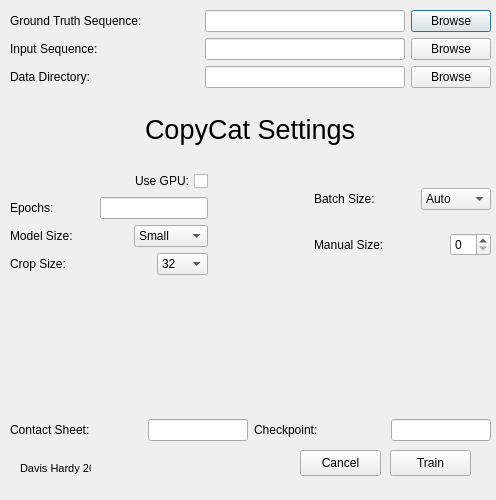
Before: the Qt Designer form Interface/trainer_v3.ui in davishardy/copycat_trainer, drawn with Qt 5.
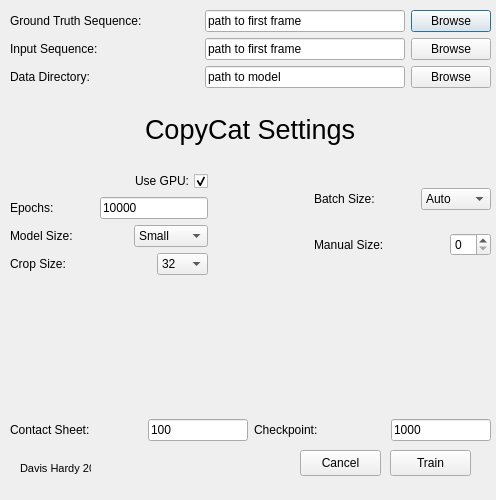
After: the same form once the commit is applied.

Commit message: Added default values

Patch:
```diff
--- a/Interface/trainer_v3.ui
+++ b/Interface/trainer_v3.ui
@@ -71,6 +71,9 @@
           <height>16777215</height>
          </size>
         </property>
+        <property name="text">
+         <string>path to first frame</string>
+        </property>
        </widget>
       </item>
       <item>
@@ -130,6 +133,9 @@
           <height>16777215</height>
          </size>
         </property>
+        <property name="text">
+         <string>path to first frame</string>
+        </property>
        </widget>
       </item>
       <item>
@@ -192,6 +198,9 @@
           <height>16777215</height>
          </size>
         </property>
+        <property name="text">
+         <string>path to model</string>
+        </property>
        </widget>
       </item>
       <item>
@@ -307,9 +316,15 @@
             <property name="layoutDirection">
              <enum>Qt::RightToLeft</enum>
             </property>
+            <property name="autoFillBackground">
+             <bool>false</bool>
+            </property>
             <property name="text">
              <string>Use GPU:</string>
             </property>
+            <property name="checked">
+             <bool>true</bool>
+            </property>
            </widget>
           </item>
          </layout>
@@ -337,7 +352,11 @@
            </spacer>
           </item>
           <item>
-           <widget class="QLineEdit" name="epoch_value"/>
+           <widget class="QLineEdit" name="epoch_value">
+            <property name="text">
+             <string>10000</string>
+            </property>
+           </widget>
           </item>
          </layout>
         </item>
@@ -574,6 +593,9 @@
             <height>16777215</height>
            </size>
           </property>
+          <property name="text">
+           <string>100</string>
+          </property>
          </widget>
         </item>
        </layout>
@@ -614,6 +636,9 @@
             <height>16777215</height>
            </size>
           </property>
+          <property name="text">
+           <string>1000</string>
+          </property>
          </widget>
         </item>
        </layout>
```
